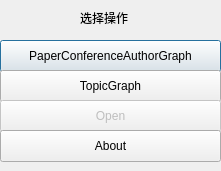
Qt form loaddialog.ui (Imanity/GraphView) before a commit.
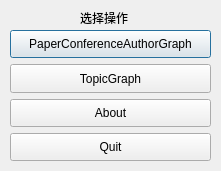
The same form after that commit.

```diff
--- a/loaddialog.ui
+++ b/loaddialog.ui
@@ -13,35 +13,6 @@
   <property name="windowTitle">
    <string>Dialog</string>
   </property>
-  <widget class="QPushButton" name="PCAGraphButton">
-   <property name="geometry">
-    <rect>
-     <x>0</x>
-     <y>40</y>
-     <width>221</width>
-     <height>32</height>
-    </rect>
-   </property>
-   <property name="text">
-    <string>PaperConferenceAuthorGraph</string>
-   </property>
-   <property name="autoDefault">
-    <bool>true</bool>
-   </property>
-  </widget>
-  <widget class="QPushButton" name="TGraphButton">
-   <property name="geometry">
-    <rect>
-     <x>0</x>
-     <y>70</y>
-     <width>221</width>
-     <height>32</height>
-    </rect>
-   </property>
-   <property name="text">
-    <string>TopicGraph</string>
-   </property>
-  </widget>
   <widget class="QLabel" name="label">
    <property name="geometry">
     <rect>
@@ -55,34 +26,72 @@
     <string>选择操作：</string>
    </property>
   </widget>
-  <widget class="QPushButton" name="openButton">
-   <property name="enabled">
-    <bool>false</bool>
-   </property>
+  <widget class="QWidget" name="verticalLayoutWidget">
    <property name="geometry">
     <rect>
-     <x>0</x>
-     <y>100</y>
-     <width>221</width>
-     <height>32</height>
+     <x>10</x>
+     <y>30</y>
+     <width>201</width>
+     <height>131</height>
     </rect>
    </property>
-   <property name="text">
-    <string>Open</string>
-   </property>
-  </widget>
-  <widget class="QPushButton" name="aboutButton">
-   <property name="geometry">
-    <rect>
-     <x>0</x>
-     <y>130</y>
-     <width>221</width>
-     <height>32</height>
-    </rect>
-   </property>
-   <property name="text">
-    <string>About</string>
-   </property>
+   <layout class="QVBoxLayout" name="verticalLayout">
+    <item>
+     <widget class="QPushButton" name="PCAGraphButton">
+      <property name="sizePolicy">
+       <sizepolicy hsizetype="Minimum" vsizetype="Expanding">
+        <horstretch>0</horstretch>
+        <verstretch>0</verstretch>
+       </sizepolicy>
+      </property>
+      <property name="text">
+       <string>PaperConferenceAuthorGraph</string>
+      </property>
+      <property name="autoDefault">
+       <bool>true</bool>
+      </property>
+     </widget>
+    </item>
+    <item>
+     <widget class="QPushButton" name="TGraphButton">
+      <property name="sizePolicy">
+       <sizepolicy hsizetype="Minimum" vsizetype="Expanding">
+        <horstretch>0</horstretch>
+        <verstretch>0</verstretch>
+       </sizepolicy>
+      </property>
+      <property name="text">
+       <string>TopicGraph</string>
+      </property>
+     </widget>
+    </item>
+    <item>
+     <widget class="QPushButton" name="aboutButton">
+      <property name="sizePolicy">
+       <sizepolicy hsizetype="Minimum" vsizetype="Expanding">
+        <horstretch>0</horstretch>
+        <verstretch>0</verstretch>
+       </sizepolicy>
+      </property>
+      <property name="text">
+       <string>About</string>
+      </property>
+     </widget>
+    </item>
+    <item>
+     <widget class="QPushButton" name="quitButton">
+      <property name="sizePolicy">
+       <sizepolicy hsizetype="Minimum" vsizetype="Expanding">
+        <horstretch>0</horstretch>
+        <verstretch>0</verstretch>
+       </sizepolicy>
+      </property>
+      <property name="text">
+       <string>Quit</string>
+      </property>
+     </widget>
+    </item>
+   </layout>
   </widget>
  </widget>
  <resources/>
```
